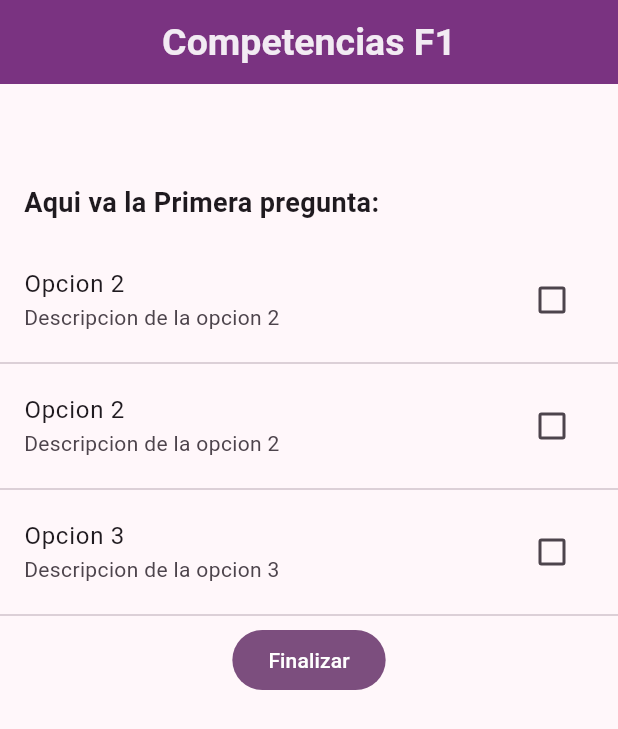
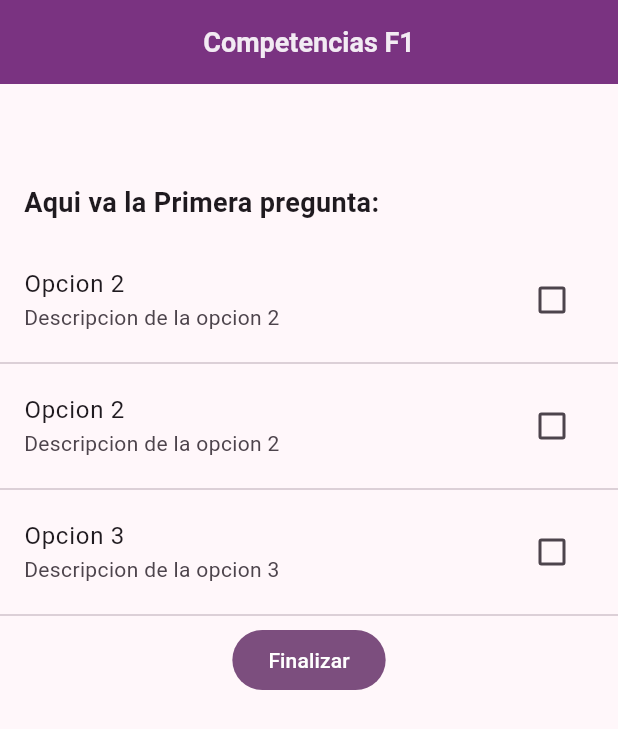
Before and after one commit to Grober976/IDX-Formulario, a Flutter app: the screen it shows after launch, on a phone screen of 412 x 824 dp. Shown: the top 729 px of the screen. Run offline on Flutter 3.47's test engine with Material 3 defaults, Android fonts, the phone set to English and light mode, and no system bars.

Commit message:
mini cambios

```diff
--- a/lib/main.dart
+++ b/lib/main.dart
@@ -16,6 +16,6 @@ class MyApp extends StatelessWidget {
     return MaterialApp(
         debugShowCheckedModeBanner: false,
         theme: AppTheme(selectedColor: 4).getTheme(),
-        home: FormularioCompetencias());
+        home: const FormularioCompetencias());
   }
 }
--- a/lib/ui/screens/formCompetencias.dart
+++ b/lib/ui/screens/formCompetencias.dart
@@ -1,19 +1,18 @@
 import 'package:flutter/material.dart';
-import 'package:myapp/ui/bloques/preguntasF1.dart';
 
 class FormularioCompetencias extends StatelessWidget {
-  FormularioCompetencias({super.key});
+  const FormularioCompetencias({super.key});
 
   @override
   Widget build(BuildContext context) {
     return Scaffold(
         appBar: AppBar(
-          title: Text("Competencias F1"),
+          title: const Text("Competencias F1"),
         ),
-        body: Column(
+        body: const Column(
           children: [
             PreguntaCheckBox(),
-            const SnackBarPage(),
+            SnackBarPage(),
           ],
         ));
   }
@@ -47,6 +46,7 @@ class SnackBarPage extends StatelessWidget {
   }
 }
 
+// Widget de la pregunta
 class PreguntaCheckBox extends StatelessWidget {
   const PreguntaCheckBox({super.key});
 
@@ -75,6 +75,7 @@ class PreguntaCheckBox extends StatelessWidget {
   }
 }
 
+// Las opciones de la
 class MultipleCheckbox extends StatefulWidget {
   const MultipleCheckbox({super.key});
 
--- a/lib/ui/theme/app_theme.dart
+++ b/lib/ui/theme/app_theme.dart
@@ -20,9 +20,9 @@ class AppTheme {
       useMaterial3: true,
       colorSchemeSeed: colorList[selectedColor],
       appBarTheme: AppBarTheme(
-        titleTextStyle: TextStyle(
-            color: const Color.fromARGB(230, 255, 255, 255),
-            fontSize: 25,
+        titleTextStyle: const TextStyle(
+            color: Color.fromARGB(230, 255, 255, 255),
+            fontSize: 18,
             fontWeight: FontWeight.bold),
         centerTitle: true,
         backgroundColor: colorList[selectedColor],
```
Also changed, not shown: lib/ui/screens/home_screen.dart (+4 -6 lines).
